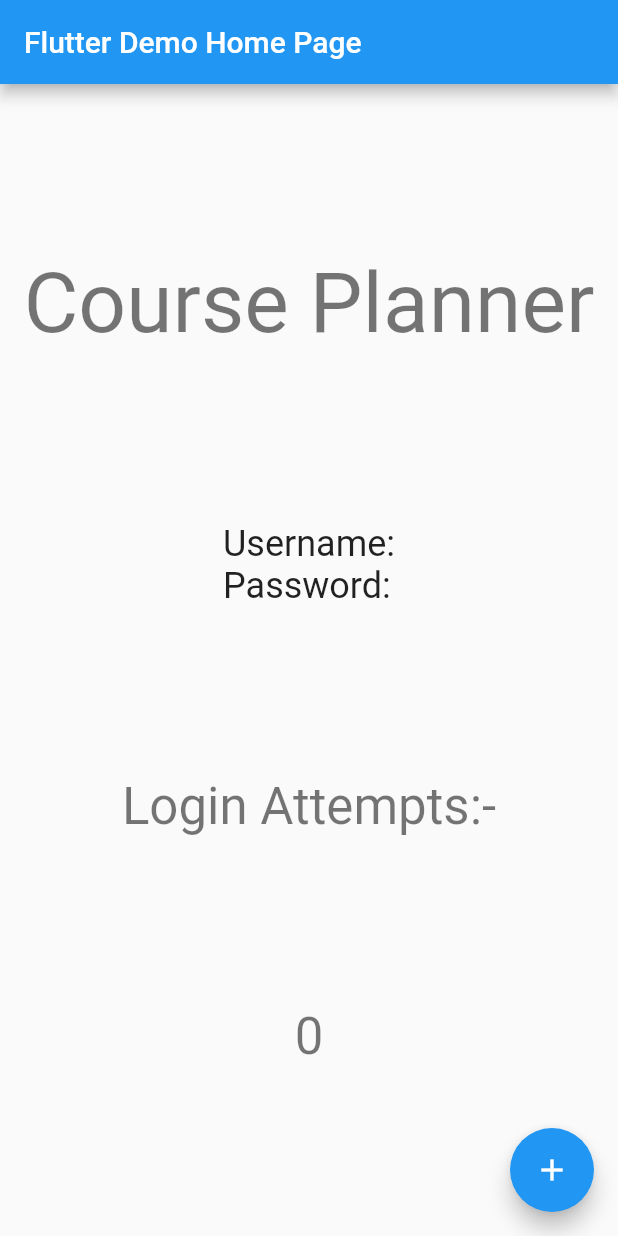
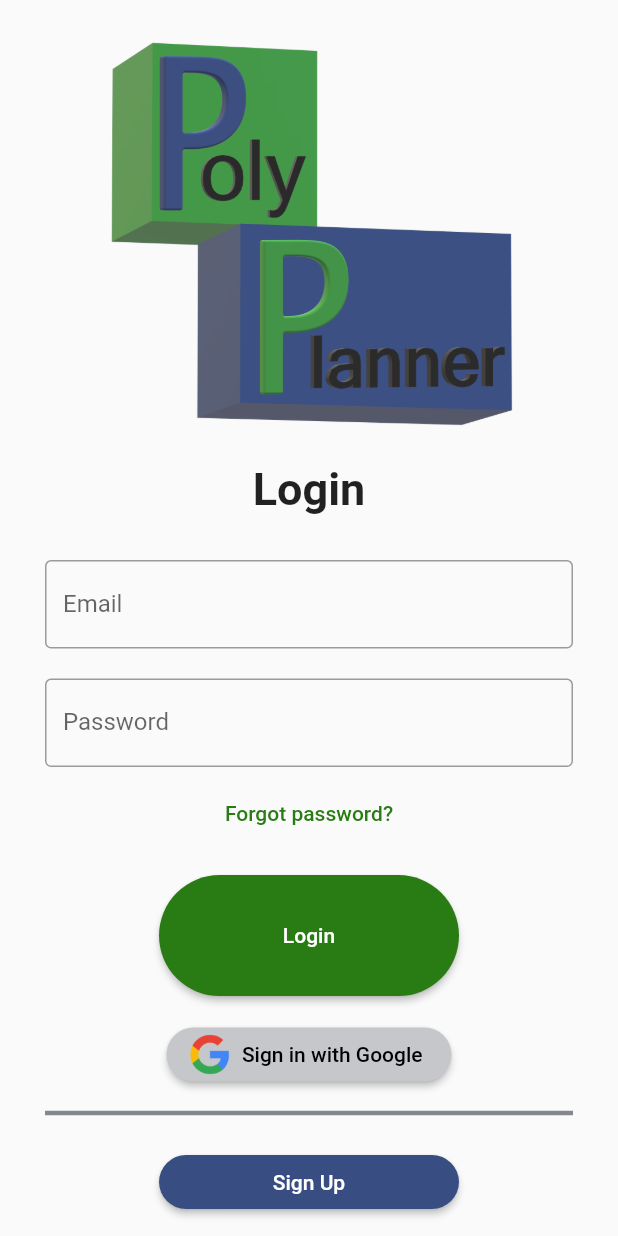
Before and after one commit to dkathiriya360/course_planner, a Flutter app: the screen it shows after launch, on a phone screen of 412 x 824 dp. Run offline on Flutter 3.47's test engine with Material 2 defaults, Android fonts, the phone set to English and light mode, and no system bars.

Commit message:
Added UI to the app

```diff
--- /dev/null
+++ b/lib/login_page.dart
@@ -0,0 +1,137 @@
+import 'package:course_planner/home_page.dart';
+import 'package:course_planner/signup_page.dart';
+import 'package:flutter/material.dart';
+
+class LoginPage extends StatefulWidget {
+  const LoginPage({Key? key}) : super(key: key);
+
+  @override
+  _LoginPageState createState() => _LoginPageState();
+}
+
+class _LoginPageState extends State<LoginPage> {
+  @override
+  Widget build(BuildContext context) {
+    return Scaffold(
+      resizeToAvoidBottomInset : false,
+      body: Column(
+        children: [
+          Expanded(
+            flex: 35,
+            child: Image(
+              image: AssetImage('assets/images/app_logo.png'),
+              fit: BoxFit.cover,
+            ),
+          ),
+
+          Expanded(
+            flex: 65,
+            child: Column(
+              children: [
+                Container(
+                  margin: EdgeInsets.only(top: 20, bottom: 20),
+                  child: Text('Login',
+                    style: TextStyle(
+                      fontSize: 30,
+                      fontWeight: FontWeight.bold
+                    ),
+                  ),
+                ),
+                Container(
+                  margin: EdgeInsets.only(left:30, right: 30, top: 10, bottom: 10),
+                  child: TextField(
+                    obscureText: false,
+                    decoration: InputDecoration(
+                      border: OutlineInputBorder(),
+                      labelText: 'Email',
+                    ),
+                  ),
+                ),
+                Container(
+                  margin: EdgeInsets.only(left:30, right: 30, top: 10, bottom: 10),
+                  child: TextField(
+                    obscureText: true,
+                    decoration: InputDecoration(
+                      border: OutlineInputBorder(),
+                      labelText: 'Password',
+                    ),
+                  ),
+                ),
+                TextButton(
+                    onPressed: () {},
+                    child: Container(
+                        margin: EdgeInsets.only(top: 5, bottom: 15),
+                        child: Text('Forgot password?',
+                                    style: TextStyle(color: Color(0xff297C13)),
+                        )
+                    )
+                ),
+                Expanded(
+                  child: Container(
+                    margin: EdgeInsets.only(top: 10, bottom: 10),
+                    width: 200,
+                    child: ElevatedButton(
+                      style: ElevatedButton.styleFrom(
+                        primary: Color(0xff297C13), // background
+                        onPrimary: Colors.white, // foreground
+                        shape: StadiumBorder(),
+                      ),
+                      onPressed: () {
+                        Navigator.push(
+                          context,
+                          MaterialPageRoute(builder: (context) => HomePage()),
+                        );
+                      },
+                      child: Text('Login'),
+                    ),
+                  ),
+                ),
+                Container(
+                  margin: EdgeInsets.only(top: 5, bottom: 5),
+                  width: 190,
+                  child: ElevatedButton.icon(onPressed: () {},
+                    icon: Image.asset(
+                      'assets/images/google_icon.png',
+                      height: 27, width: 27,
+                    ),
+                    label: Text('Sign in with Google'),
+                    style: ElevatedButton.styleFrom(
+                      primary: Color(0xffC5C7CB), // background
+                      onPrimary: Colors.black, // foreground
+                      shape: StadiumBorder(),
+                    ),
+                  ),
+                ),
+                Divider(
+                  height: 20,
+                  thickness: 3,
+                  indent: 30,
+                  endIndent: 30,
+                  color: Color(0xff84878E ),
+                ),
+                Container(
+                  margin: EdgeInsets.only(top: 12, bottom: 12),
+                  width: 200,
+                  child: ElevatedButton(
+                    style: ElevatedButton.styleFrom(
+                      primary: Color(0xff384D81), // background
+                      onPrimary: Colors.white, // foreground
+                      shape: StadiumBorder(),
+                    ),
+                    onPressed: () {
+                      Navigator.push(
+                        context,
+                        MaterialPageRoute(builder: (context) => SignUpPage()),
+                      );
+                    },
+                    child: Text('Sign Up'),
+                  ),
+                ),
+              ],
+            ),
+          ),
+        ],
+      ),
+    );
+  }
+}
--- a/lib/main.dart
+++ b/lib/main.dart
@@ -1,28 +1,24 @@
 import 'package:flutter/material.dart';
+import 'login_page.dart';
 
+
+// main
 void main() {
   runApp(MyApp());
 }
 
+// MyApp Class
 class MyApp extends StatelessWidget {
-  // This widget is the root of your application.
+
   @override
   Widget build(BuildContext context) {
     return MaterialApp(
-      title: 'Flutter Demo',
+      title: 'Course Planner',
       theme: ThemeData(
-        // This is the theme of your application.
-        //
-        // Try running your application with "flutter run". You'll see the
-        // application has a blue toolbar. Then, without quitting the app, try
-        // changing the primarySwatch below to Colors.green and then invoke
-        // "hot reload" (press "r" in the console where you ran "flutter run",
-        // or simply save your changes to "hot reload" in a Flutter IDE).
-        // Notice that the counter didn't reset back to zero; the application
-        // is not restarted.
-        primarySwatch: Colors.blue,
+          primarySwatch: Colors.green
       ),
-      home: MyHomePage(title: 'Flutter Demo Home Page'),
+      home: LoginPage(),
+      //home: MyHomePage(title: 'Course Planner'),
     );
   }
 }
@@ -30,17 +26,7 @@ class MyApp extends StatelessWidget {
 class MyHomePage extends StatefulWidget {
   MyHomePage({Key? key, required this.title}) : super(key: key);
 
-  // This widget is the home page of your application. It is stateful, meaning
-  // that it has a State object (defined below) that contains fields that affect
-  // how it looks.
-
-  // This class is the configuration for the state. It holds the values (in this
-  // case the title) provided by the parent (in this case the App widget) and
-  // used by the build method of the State. Fields in a Widget subclass are
-  // always marked "final".
-
   final String title;
-
   @override
   _MyHomePageState createState() => _MyHomePageState();
 }
@@ -50,57 +36,24 @@ class _MyHomePageState extends State<MyHomePage> {
 
   void _incrementCounter() {
     setState(() {
-      // This call to setState tells the Flutter framework that something has
-      // changed in this State, which causes it to rerun the build method below
-      // so that the display can reflect the updated values. If we changed
-      // _counter without calling setState(), then the build method would not be
-      // called again, and so nothing would appear to happen.
       _counter++;
     });
   }
 
   @override
   Widget build(BuildContext context) {
-    // This method is rerun every time setState is called, for instance as done
-    // by the _incrementCounter method above.
-    //
-    // The Flutter framework has been optimized to make rerunning build methods
-    // fast, so that you can just rebuild anything that needs updating rather
-    // than having to individually change instances of widgets.
+
     return Scaffold(
       appBar: AppBar(
-        // Here we take the value from the MyHomePage object that was created by
-        // the App.build method, and use it to set our appbar title.
         title: Text(widget.title),
       ),
       body: Center(
-        // Center is a layout widget. It takes a single child and positions it
-        // in the middle of the parent.
         child: Column(
-          // Column is also a layout widget. It takes a list of children and
-          // arranges them vertically. By default, it sizes itself to fit its
-          // children horizontally, and tries to be as tall as its parent.
-          //
-          // Invoke "debug painting" (press "p" in the console, choose the
-          // "Toggle Debug Paint" action from the Flutter Inspector in Android
-          // Studio, or the "Toggle Debug Paint" command in Visual Studio Code)
-          // to see the wireframe for each widget.
-          //
-          // Column has various properties to control how it sizes itself and
-          // how it positions its children. Here we use mainAxisAlignment to
-          // center the children vertically; the main axis here is the vertical
-          // axis because Columns are vertical (the cross axis would be
-          // horizontal).
-          mainAxisAlignment: MainAxisAlignment.spaceEvenly,
+          mainAxisAlignment: MainAxisAlignment.center,
           children: <Widget>[
-            Text('Course Planner',
-                  style: Theme.of(context).textTheme.headline2,),
-            Text('Username:\nPassword:',
-              style: Theme.of(context).textTheme.headline5,),
             Text(
-              'Login Attempts:-',
-              style: Theme.of(context).textTheme.headline4,),
-
+              'You have pushed the button this many times:',
+            ),
             Text(
               '$_counter',
               style: Theme.of(context).textTheme.headline4,
@@ -112,7 +65,7 @@ class _MyHomePageState extends State<MyHomePage> {
         onPressed: _incrementCounter,
         tooltip: 'Increment',
         child: Icon(Icons.add),
-      ), // This trailing comma makes auto-formatting nicer for build methods.
+      ),
     );
   }
 }
--- a/pubspec.yaml
+++ b/pubspec.yaml
@@ -45,7 +45,10 @@ flutter:
   uses-material-design: true
 
   # To add assets to your application, add an assets section, like this:
-  # assets:
+  assets:
+    - assets/images/app_logo.png
+    - assets/images/google_icon.png
+    - assets/images/signup_logo.png
   #   - images/a_dot_burr.jpeg
   #   - images/a_dot_ham.jpeg
 
```
Also changed, not shown: lib/create_planner.dart (added, +74 -0 lines), lib/home_page.dart (added, +92 -0 lines), lib/signup_page.dart (added, +111 -0 lines), assets/images/app_logo.png (added), assets/images/google_icon.png (added), assets/images/signup_logo.png (added), 3 other files.
